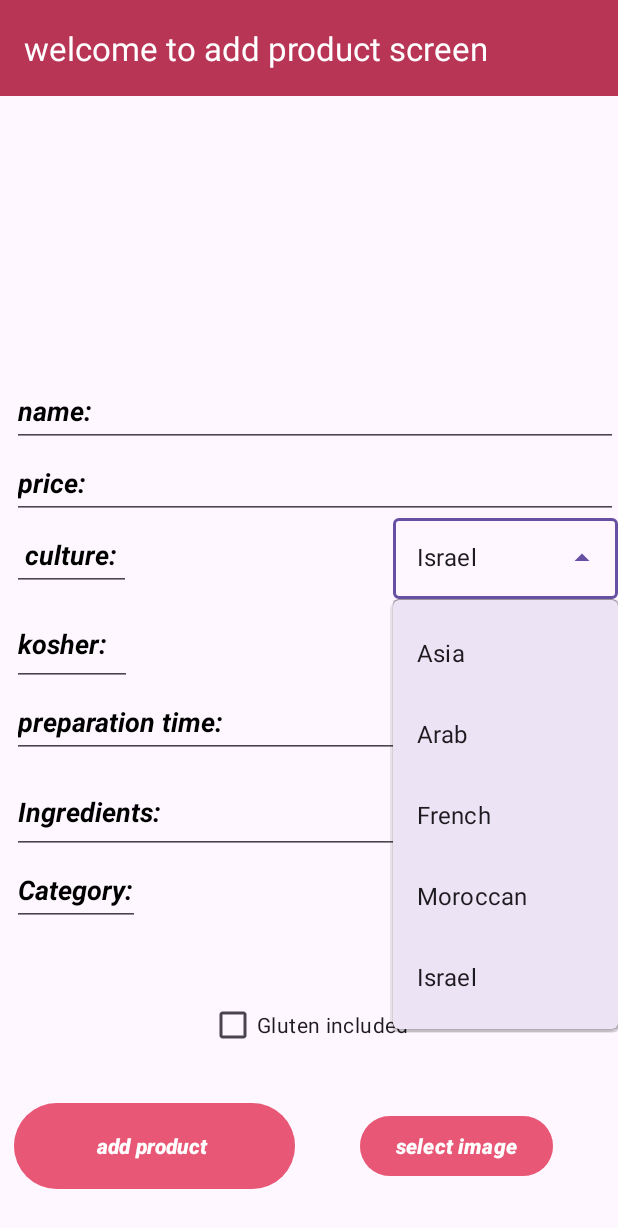
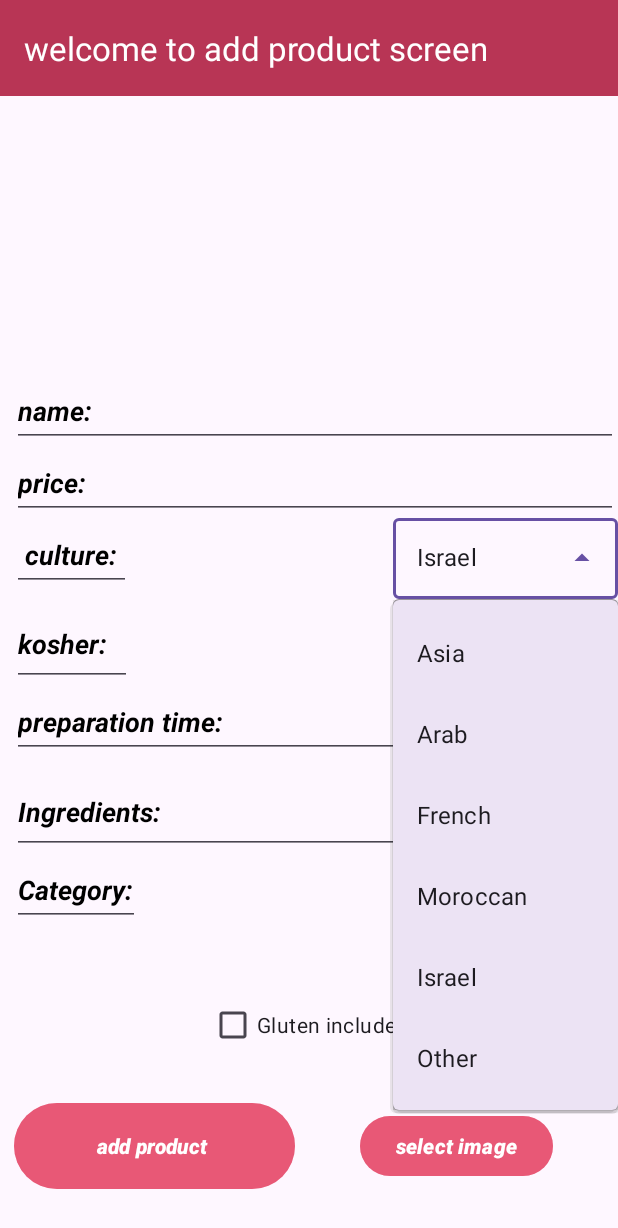
Before and after one commit to OkaviDaniel/TheLocalPlates, an Android app: the AddProductActivity screen opened directly, with no data from a screen before it, after a tap on an icon or button, on a phone screen of 412 x 824 dp. Shown: the top 1228 px of the screen. Run offline under Robolectric (Android 15) with nearby library versions, the phone set to English and light mode, and no system bars.

Commit message:
Little update

```diff
--- a/app/src/main/java/com/example/thelocalplates8/AddProductActivity.java
+++ b/app/src/main/java/com/example/thelocalplates8/AddProductActivity.java
@@ -29,8 +29,8 @@ public class AddProductActivity extends AppCompatActivity {
     private Uri imageUri;
 
     private String[] kashrotList = {"Badatz", "Mehadrin", "Beit Yosef", "None", "Other"};
-    private String[] categoryList = {"Diet", "Pasta", "Fish", "Burger", "Healthy","Soup"};
-    private String[] cultureList = {"Asia", "Arab", "French", "Moroccan", "Israel"};
+    private String[] categoryList = {"Diet", "Pasta", "Fish", "Burger", "Healthy","Soup", "Other"};
+    private String[] cultureList = {"Asia", "Arab", "French", "Moroccan", "Israel", "Other"};
 
     @Override
     protected void onCreate(Bundle savedInstanceState) {
```
Also changed, not shown: app/src/main/java/com/example/thelocalplates8/adapters/ProductMapAdapter.java (+11 -1 lines).
